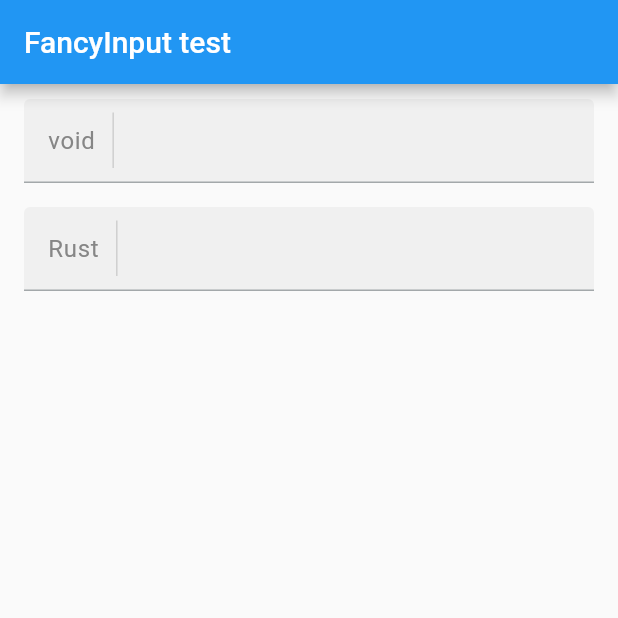
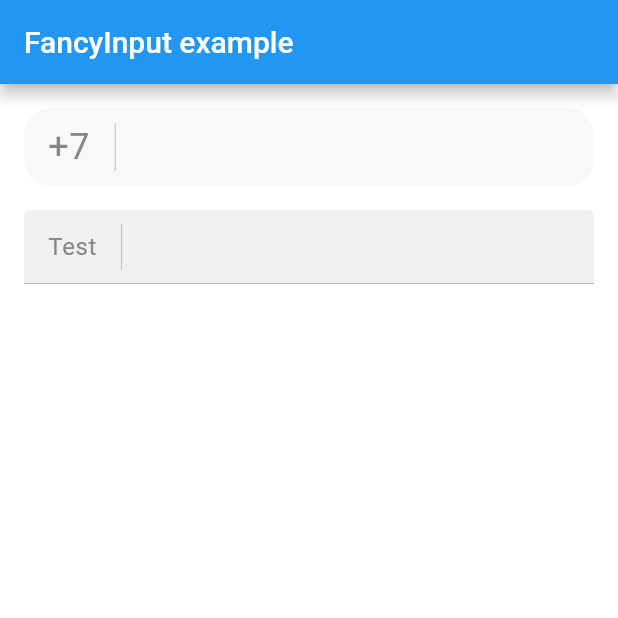
Before and after one commit to StripedCats/fancyinput, a Flutter app: the screen it shows after launch, on a phone screen of 412 x 824 dp, the top half of it. Run offline on Flutter 3.47's test engine with Material 2 defaults, Android fonts, the phone set to English and light mode, and no system bars; our stand-ins replace flutter_svg.

Commit message:
Add iOS input style

```diff
--- a/example/lib/main.dart
+++ b/example/lib/main.dart
@@ -1,40 +1,52 @@
 import 'package:flutter/material.dart';
 import 'package:fancyinput/fancyinput.dart';
 
-class ExampleInput extends StatelessWidget {
-  const ExampleInput({Key? key}) : super(key: key);
+import 'package:flutter_svg/flutter_svg.dart';
+
+void main() {
+  runApp(MaterialApp(
+    home: Example(),
+  ));
+}
+
+class Example extends StatelessWidget {
+  final TextEditingController controller1 = TextEditingController();
+  final TextEditingController controller2 = TextEditingController();
 
   @override
   Widget build(BuildContext context) {
     return Scaffold(
       appBar: AppBar(
-        title: const Text("FancyInput test"),
+        title: const Text("FancyInput example"),
       ),
+
       body: Padding(
         child: Column(
           children: [
             FancyInput(
-              prefix: const Text("void"),
-              suffix: const Text("{}"),
-              onSuffixTap: () => print("TAP"),
+              style: FancyInputStyle.iOS(),
+              prefix: const Text("+7"),
+              suffix: const Icon(Icons.clear),
+
+              controller: controller1,
+              onTap: () { controller1.text = ""; },
             ),
-            const SizedBox(
-              height: 16,
-            ),
-            const FancyInput(
-              prefix: Text("Rust"),
-              suffix: Text("!"),
+
+            const SizedBox(height: 16),
+            FancyInput(
+              style: FancyInputStyle.android(),
+              prefix: const Text("Test"),
+              suffix: const Icon(Icons.clear),
+
+              controller: controller2,
+              onTap: () { controller2.text = ""; },
             )
-          ],
+          ]
         ),
-        padding: const EdgeInsets.symmetric(vertical: 10, horizontal: 16),
+        padding: const EdgeInsets.all(16),
       ),
+
+      backgroundColor: const Color(0xffFFFFFF),
     );
   }
 }
-
-void main() {
-  runApp(const MaterialApp(
-    home: ExampleInput(),
-  ));
-}
--- a/example/pubspec.yaml
+++ b/example/pubspec.yaml
@@ -30,8 +30,11 @@ dependencies:
   flutter:
     sdk: flutter
 
+
+  flutter_svg: ^1.0.3
+
   fancyinput:
-    path: ..
+    path: ../
 
   # The following adds the Cupertino Icons font to your application.
   # Use with the CupertinoIcons class for iOS style icons.
--- a/lib/fancyinput.dart
+++ b/lib/fancyinput.dart
@@ -1 +1 @@
-export "src/fancyinput.dart";
+export 'src/fancyinput.dart';
--- a/lib/src/fancyinput.dart
+++ b/lib/src/fancyinput.dart
@@ -1,75 +1,50 @@
 import 'package:flutter/material.dart';
 import 'package:flutter/services.dart';
 
-enum FancyInputCondition { focused, alwaysShown }
 
 class _FancyInput extends State<FancyInput> {
-  final node = FocusNode();
-  late final TextEditingController controller;
+  late FocusNode node;
 
-  late bool focused;
+  bool isSuffixShown()
+      => widget.suffix != null && (widget.suffixShowCondition == IconShowCondition.always || node.hasFocus);
 
   @override
   void initState() {
-    controller = widget.controller ?? TextEditingController();
-    focused = widget.autofocus || node.hasFocus;
+    node = widget.focusNode ?? FocusNode();
 
+    var lastValue = widget.autofocus;
     node.addListener(() {
-      if (focused == node.hasFocus) {
-        return;
+      // Add state checking to reduce number of updates
+      if (node.hasFocus != lastValue) {
+        lastValue = node.hasFocus;
+        setState(() {});
       }
-
-      focused = node.hasFocus;
-      setState(() {});
     });
 
     super.initState();
   }
 
-  bool checkCondition(FancyInputCondition condition) =>
-      condition == FancyInputCondition.alwaysShown || focused;
-
-  bool hasPrefix() =>
-      widget.prefix != null && checkCondition(widget.prefixShowCondition);
-  bool hasSuffix() =>
-      widget.suffix != null && checkCondition(widget.suffixShowCondition);
-
-  Widget _buildPrefix() {
-    if (!hasPrefix()) {
-      return const SizedBox();
-    }
-
-    const divider = SizedBox(width: 12);
-    final color = widget.prefixDividerColor ?? const Color(0xffBEBEBE);
-
-    return Row(
-      children: [
-        DefaultTextStyle(style: widget.prefixStyle, child: widget.prefix!),
-        divider,
-        VerticalDivider(width: 0, color: color),
-        divider,
-      ],
-    );
-  }
-
   Widget _buildSuffix() {
-    if (!hasSuffix()) {
-      return const SizedBox();
-    }
-
-    const divider = SizedBox(width: 8);
+    final style = widget.style;
 
     return InkWell(
       child: SizedBox(
-        child: Row(
-          children: [divider, widget.suffix!, const SizedBox(width: 24)],
-          mainAxisAlignment: MainAxisAlignment.center,
-          crossAxisAlignment: CrossAxisAlignment.center,
+        child: Container(
+          child: widget.suffix!,
+          alignment: Alignment.center,
+
+          width: style.iconSize.width,
+          height: style.iconSize.height,
         ),
         height: double.infinity,
+        width: style.iconSize.width + style.padding.right + style.padding.left,
       ),
-      onTap: widget.onSuffixTap,
-      enableFeedback: widget.onSuffixTap != null && widget.enableSuffixFeedback,
+      enableFeedback: widget.enableSuffixFeedback,
+
+      splashColor: Colors.transparent,
+      highlightColor: Colors.transparent,
+
+      onTap: widget.onTap,
     );
   }
 
@@ -82,91 +57,218 @@ class _FancyInput extends State<FancyInput> {
   }
 
   Widget _build(BuildContext context) {
-    final padding = widget.padding ??
-        (hasSuffix()
-            ? const EdgeInsets.only(top: 9, bottom: 9, left: 16, right: 0)
-            : const EdgeInsets.symmetric(horizontal: 16, vertical: 9));
+    final style = widget.style;
+    final doubleRadius = style.borderRadius;
+
+    final radius = Radius.circular(doubleRadius);
+    final bottomRadius = Radius.circular(style.onlyTopRadius ? 0 : doubleRadius);
+
+    var inputInsets = EdgeInsets.only(
+      top: style.padding.top,
+      bottom: style.padding.bottom,
+    );
+    final showDivider = widget.prefix != null && style.includeDivider;
+    final rightPadding = isSuffixShown() ? 0.0 : style.padding.right;
+
+    if (widget.prefix != null) {
+      inputInsets = inputInsets.copyWith(
+        left: style.dividerGap.width,
+        right: rightPadding
+      );
+    } else {
+      inputInsets = inputInsets.copyWith(
+        left: 16,
+        right: rightPadding
+      );
+    }
 
     return Container(
+      child: IntrinsicHeight(
         child: Container(
-        child: IntrinsicHeight(
           child: Row(
             children: [
-              _buildPrefix(),
+              if (widget.prefix != null) Container(
+                child: DefaultTextStyle(
+                  child: widget.prefix!,
+                  style: style.contentStyle.copyWith(color: style.prefixColor)
+                ),
+                margin: EdgeInsets.only(left: style.padding.left),
+              ),
+              if (showDivider) SizedBox(width: style.padding.left),
+              if (showDivider) Padding(
+                child: VerticalDivider(
+                  color: style.dividerColor,
+                  width: style.dividerWeight,
+                ),
+
+                padding: EdgeInsets.symmetric(vertical: style.dividerGap.height),
+              ),
+
               Expanded(
-                child: Padding(
                 child: TextField(
+                  focusNode: node,
+                  controller: widget.controller,
                   autofocus: widget.autofocus,
-                    focusNode: node,
-                    cursorColor: widget.cursorColor,
+
                   inputFormatters: widget.formatters,
+
+                  onChanged: widget.onChanged,
+                  onSubmitted: widget.onChanged,
                   onEditingComplete: widget.onEditingComplete,
-                    onChanged: widget.onChanged,
-                    onSubmitted: widget.onSubmitted,
-                    onTap: widget.onTap,
-                    decoration: const InputDecoration(
+
+                  cursorColor: style.cursorColor,
+
+                  decoration: InputDecoration(
+                    contentPadding: inputInsets,
                     isDense: true,
-                      contentPadding: EdgeInsets.zero,
-                      focusedBorder: InputBorder.none,
-                      border: InputBorder.none,
-                      enabledBorder: InputBorder.none,
-                      errorBorder: InputBorder.none,
-                      disabledBorder: InputBorder.none,
-                      focusedErrorBorder: InputBorder.none,
+
+                    border: InputBorder.none
                   ),
-                    style: widget.contentStyle,
-                    controller: controller,
-                  ),
-                  padding: const EdgeInsets.symmetric(vertical: 9),
+
+                  style: style.contentStyle,
+                  textAlignVertical: TextAlignVertical.center,
                 ),
               ),
-              _buildSuffix(),
+
+              if (isSuffixShown()) _buildSuffix()
             ],
           ),
-        ),
+
           decoration: BoxDecoration(
             border: Border(
               bottom: BorderSide(
-          color: const Color(0xff263238).withOpacity(0.38),
-        ))),
-        width: widget.width,
-        padding: padding,
+                color: style.underlineColor,
+                width: 0
+              )
+            )
           ),
+        ),
+      ),
+
       decoration: BoxDecoration(
-        color: widget.background,
-        borderRadius: const BorderRadius.vertical(top: Radius.circular(4)),
+        color: style.background,
+        borderRadius: BorderRadius.only(
+          topLeft: radius,
+          topRight: radius,
+
+          bottomLeft: bottomRadius,
+          bottomRight: bottomRadius
+        )
       ),
     );
   }
 }
 
+enum IconShowCondition {
+  focus,
+  always
+}
+
+class FancyInputStyle {
+  final EdgeInsets padding;
+
+  final Color underlineColor;
+  final Color dividerColor;
+  final Color background;
+
+  final Color cursorColor;
+  final Color prefixColor;
+
+  final bool onlyTopRadius;
+  final bool includeDivider;
+
+  final double borderRadius;
+  final double dividerWeight;
+  final double leftPrefixGap;
+
+  final Size dividerGap;
+  final Size iconSize;
+
+  final TextStyle contentStyle;
+
+  FancyInputStyle({
+    required this.padding,
+    required this.borderRadius,
+    required this.dividerGap,
+
+    required this.dividerColor,
+    required this.background,
+    required this.underlineColor,
+    required this.prefixColor,
+    required this.dividerWeight,
+    required this.leftPrefixGap,
+    required this.cursorColor,
+
+    required this.contentStyle,
+    required this.iconSize,
+
+    this.onlyTopRadius = true,
+    this.includeDivider = true,
+  });
+
+  FancyInputStyle.android({
+    this.padding = const EdgeInsets.symmetric(vertical: 15, horizontal: 16),
+    this.background = const Color(0xffF0F0F0),
+    this.underlineColor = const Color.fromRGBO(38, 50, 56, 0.36),
+    this.dividerColor = const Color(0xffBEBEBE),
+    this.cursorColor = Colors.blue,
+
+    this.onlyTopRadius = true,
+    this.includeDivider = true,
+    this.borderRadius = 4,
+    this.leftPrefixGap = 0,
+
+    this.iconSize = const Size(14, 14),
+
+    this.contentStyle = const TextStyle(
+      color: Color(0xff333333),
+      fontSize: 16,
+      letterSpacing: 0.44
+    ),
+    this.prefixColor = const Color(0xff868686),
+
+    this.dividerGap = const Size(12, 9),
+    this.dividerWeight = 1
+  });
+
+  FancyInputStyle.iOS({
+    this.padding = const EdgeInsets.symmetric(vertical: 12, horizontal: 16),
+    this.leftPrefixGap = 4,
+    this.background = const Color(0xffF8F8F8),
+    this.underlineColor = Colors.transparent,
+    this.dividerColor = const Color(0xffBEBEBE),
+    this.cursorColor = Colors.blue,
+
+    this.onlyTopRadius = false,
+    this.includeDivider = true,
+    this.borderRadius = 18,
+
+    this.contentStyle = const TextStyle(
+      color: Color(0xff333333),
+      fontSize: 24,
+      letterSpacing: 0.37,
+      fontFamily: '.SF UI Display'
+    ),
+    this.prefixColor = const Color(0xff868686),
+
+    this.iconSize = const Size(13.35, 13.35),
+
+    this.dividerGap = const Size(12, 10),
+    this.dividerWeight = 2
+  });
+}
+
 class FancyInput extends StatefulWidget {
-  final Color background;
-  final Color? cursorColor;
-  final Color? prefixDividerColor;
+  final FocusNode? focusNode;
+  final FancyInputStyle style;
 
-  final EdgeInsets? padding;
-  final EdgeInsets suffixPadding;
+  final Widget? prefix;
+  final Widget? suffix;
 
-  /* `FancyInput`'s with, by default this field is double.infinity */
-  final double width;
   final bool autofocus;
+  final bool autocorrect;
 
   final TextEditingController? controller;
-
-  /* Widget before the user text */
-  final Widget? prefix;
-
-  /* Widget after the user text */
-  final Widget? suffix;
-
-  /* prefix/suffix show conditions */
-  final FancyInputCondition prefixShowCondition;
-  final FancyInputCondition suffixShowCondition;
-
-  /* Prefix/suffix text styles */
-  final TextStyle prefixStyle;
-  final TextStyle contentStyle;
 
   /* Input text formatters */
   final List<TextInputFormatter>? formatters;
@@ -181,39 +283,32 @@ class FancyInput extends StatefulWidget {
   final void Function()? onSuffixTap;
   final bool enableSuffixFeedback;
 
-  /// vertical: 9, left: 16, right: 0
+  final IconShowCondition suffixShowCondition;
+
   const FancyInput({
     Key? key,
-    this.enableSuffixFeedback = true,
-    this.background = const Color(0xffF0F0F0),
-    this.padding,
-    this.suffixPadding = const EdgeInsets.symmetric(horizontal: 8),
-    this.width = double.infinity,
-    this.autofocus = false,
-    this.controller,
-    this.cursorColor,
+
+    required this.style,
+
     this.prefix,
     this.suffix,
-    this.prefixDividerColor,
+
+    this.onChanged,
+    this.onEditingComplete,
+    this.onSubmitted,
+    this.onSuffixTap,
     this.onTap,
-    this.onChanged,
-    this.onSubmitted,
-    this.onEditingComplete,
-    this.onSuffixTap,
+
     this.formatters,
-    this.prefixShowCondition = FancyInputCondition.alwaysShown,
-    this.suffixShowCondition = FancyInputCondition.focused,
-    this.prefixStyle = const TextStyle(
-        fontWeight: FontWeight.w400,
-        fontSize: 16,
-        letterSpacing: 0.44,
-        color: Color(0xff868686)),
-    this.contentStyle = const TextStyle(
-      color: Color(0xff333333),
-      fontSize: 16,
-      fontWeight: FontWeight.w400,
-      letterSpacing: 0.44,
-    ),
+
+    this.controller,
+    this.focusNode,
+
+    this.autocorrect = false,
+    this.autofocus = false,
+    this.enableSuffixFeedback = true,
+
+    this.suffixShowCondition = IconShowCondition.focus
   }) : super(key: key);
 
   @override
--- a/pubspec.yaml
+++ b/pubspec.yaml
@@ -1,7 +1,7 @@
 name: fancyinput
-description: A new Flutter package project.
+description: Design guided input
 version: 0.0.1
-homepage:
+homepage: https://github.com/stripedcats/fancyinput
 
 environment:
   sdk: ">=2.16.2 <3.0.0"
```
Also changed, not shown: 1 other file. Lines whose indentation alone changed are shown as unchanged.
